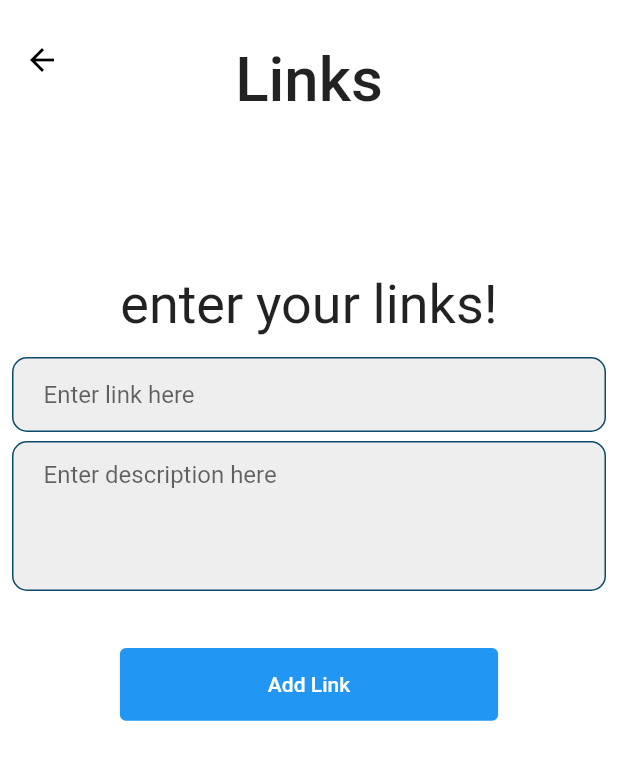
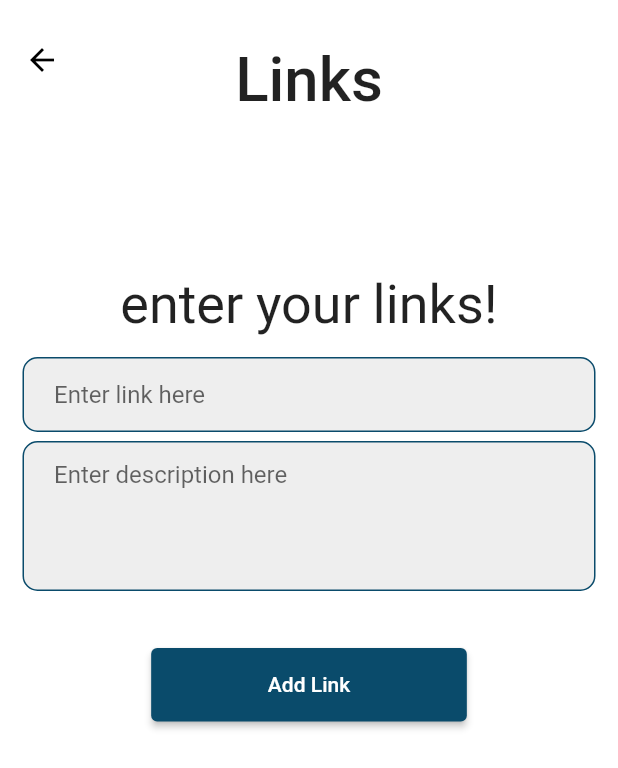
Before and after one commit to bafnasumi/myboard_no, a Flutter app: the Links screen opened by its route, on a phone screen of 412 x 824 dp. Shown: the top 768 px of the screen. Run offline on Flutter 3.47's test engine with Material 2 defaults, Android fonts, the phone set to English and light mode, and no system bars; our stand-ins replace animated_splash_screen, avatar_glow, carousel_slider, date_picker_timeline, file_picker, firebase_auth and 19 more; missing offline and left inert: colorful_safe_area, flutter_drawing_board, flutter_settings_ui, flutter_sound_lite; accounts and stored records are empty; Roboto replaces fonts that are missing (Italiana).

Commit message:
clickable link?

```diff
--- a/lib/pages/links.dart
+++ b/lib/pages/links.dart
@@ -1,4 +1,4 @@
-// ignore_for_file: prefer_const_constructors, unused_local_variable, non_constant_identifier_names
+// ignore_for_file: prefer_const_constructors, unused_local_variable, non_constant_identifier_names, deprecated_member_use
 
 import 'package:flutter/material.dart';
 import 'package:flutter_staggered_grid_view/flutter_staggered_grid_view.dart';
@@ -10,6 +10,8 @@ import 'package:myboardapp/pages/todo.dart';
 import 'package:provider/provider.dart';
 import '../boxes.dart';
 import 'package:myboardapp/models/myboard.dart' as m;
+import 'package:flutter_linkify/flutter_linkify.dart';
+import 'package:url_launcher/url_launcher.dart';
 
 class Links extends StatefulWidget {
   const Links({Key? key}) : super(key: key);
@@ -102,7 +104,7 @@ class _LinksState extends State<Links> {
                 height: 5,
               ),
               Padding(
-                padding: const EdgeInsets.fromLTRB(8, 3, 8, 3),
+                padding: const EdgeInsets.fromLTRB(15, 3, 15, 3),
                 child: Container(
                   height: 50,
                   decoration: BoxDecoration(
@@ -127,7 +129,7 @@ class _LinksState extends State<Links> {
                 ),
               ),
               Padding(
-                padding: const EdgeInsets.fromLTRB(8, 3, 8, 3),
+                padding: const EdgeInsets.fromLTRB(15, 3, 15, 3),
                 child: Container(
                   height: 100,
                   decoration: BoxDecoration(
@@ -155,9 +157,12 @@ class _LinksState extends State<Links> {
               SizedBox(
                 height: 35,
               ),
-              TextButton(
+              ElevatedButton(
                 style: ButtonStyle(
-                    backgroundColor: MaterialStateProperty.all(Colors.blue)),
+                  backgroundColor: MaterialStateProperty.all(
+                    Color.fromARGB(255, 10, 75, 107),
+                  ),
+                ),
                 onPressed: () {
                   Provider.of<LinksController>(context, listen: false).addLink(
                     m.Link(
@@ -219,13 +224,17 @@ class _LinksState extends State<Links> {
                           ),
                         )),
                   );
-                  Navigator.push(context,
-                      MaterialPageRoute(builder: (context) => HomePage()));
+                  Navigator.push(
+                    context,
+                    MaterialPageRoute(
+                      builder: (context) => HomePage(),
+                    ),
+                  );
                 },
                 child: Padding(
                   padding: EdgeInsets.symmetric(
-                      horizontal: screenWidth() * 0.22,
-                      vertical: screenHeight() * 0.01),
+                      horizontal: screenWidth() * 0.15,
+                      vertical: screenHeight() * 0.02),
                   child: Text(
                     'Add Link',
                     style: TextStyle(color: Colors.white),
@@ -248,7 +257,22 @@ class _LinksState extends State<Links> {
   PinnedLink(
           String? url, String? description, int index, int pinnedWidgetIndex) =>
       InkWell(
-        onDoubleTap: () {},
+        // onDoubleTap: () {},
+        child: GestureDetector(
+          onTap: () {
+            Linkify(
+              onOpen: (link) async {
+                if (await canLaunch(link.url)) {
+                  await launch(link.url);
+                } else {
+                  throw 'Cannot launch $link';
+                }
+              },
+              text: url!,
+              style: TextStyle(color: Colors.yellow),
+              linkStyle: TextStyle(color: Colors.red),
+            );
+          },
           child: Container(
             height: screenHeight() * 0.3,
             width: screenWidth() * 0.3,
@@ -296,6 +320,7 @@ class _LinksState extends State<Links> {
               //   color: Colors.black,
               //   width: 2.0,
               // ),
+            ),
           ),
         ),
       );
@@ -347,7 +372,7 @@ class _LinksState extends State<Links> {
       color: Colors.white,
       child: Text(
         link.url!,
-        maxLines: 2,
+        maxLines: 4,
         style: TextStyle(fontWeight: FontWeight.bold, fontSize: 18),
       ),
     );
@@ -361,7 +386,8 @@ class LinksController with ChangeNotifier {
   LinksController() {
     _link = m.Link(
       url: 'https://www.linkedin.com/in/sumangla-bafna-7a9b661a9/',
-        description: 'LinkedIn');
+      description: 'LinkedIn',
+    );
   }
 
   m.Link get Link => _link;
--- a/lib/pages/quotes/quotes.dart
+++ b/lib/pages/quotes/quotes.dart
@@ -226,8 +226,8 @@ class AddQuotesScreen extends StatelessWidget {
               onPressed: () {
                 pinnedWidgets.add(
                   StaggeredGridTile.count(
-                    crossAxisCellCount: 1,
-                    mainAxisCellCount: 1,
+                    crossAxisCellCount: 2,
+                    mainAxisCellCount: 2,
                     // mainAxisCellCount:
                     //     (quotesList[index1][kAuthor]).toString().length > 30
                     //         ? 2
```
Also changed, not shown: 1 other file. Lines whose indentation alone changed are shown as unchanged.
